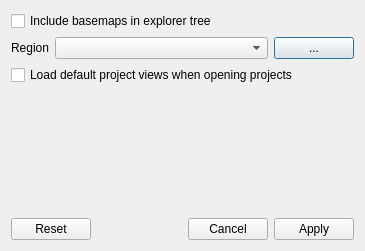
Qt form src/ui/options_dialog.ui (Riverscapes/QRAVEPlugin) before a commit.
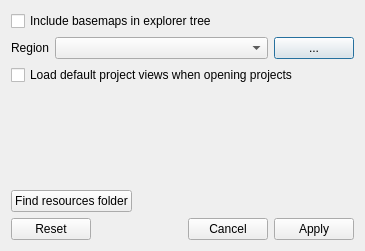
The same form after that commit.

```diff
--- a/src/ui/options_dialog.ui
+++ b/src/ui/options_dialog.ui
@@ -69,6 +69,30 @@
                     </property>
                 </spacer>
             </item>
+   <item>
+    <layout class="QHBoxLayout" name="horizontalLayout_2">
+     <item>
+      <widget class="QPushButton" name="openResourcesFolder">
+       <property name="text">
+        <string>Find resources folder</string>
+       </property>
+      </widget>
+     </item>
+     <item>
+      <spacer name="horizontalSpacer">
+       <property name="orientation">
+        <enum>Qt::Horizontal</enum>
+       </property>
+       <property name="sizeHint" stdset="0">
+        <size>
+         <width>40</width>
+         <height>20</height>
+        </size>
+       </property>
+      </spacer>
+     </item>
+    </layout>
+   </item>
             <item>
                 <widget class="QDialogButtonBox" name="buttonBox">
                     <property name="orientation">
```
Left out of the diff: 2 changed lines with no effect on the pictures. Lines whose indentation alone changed are shown as unchanged.
